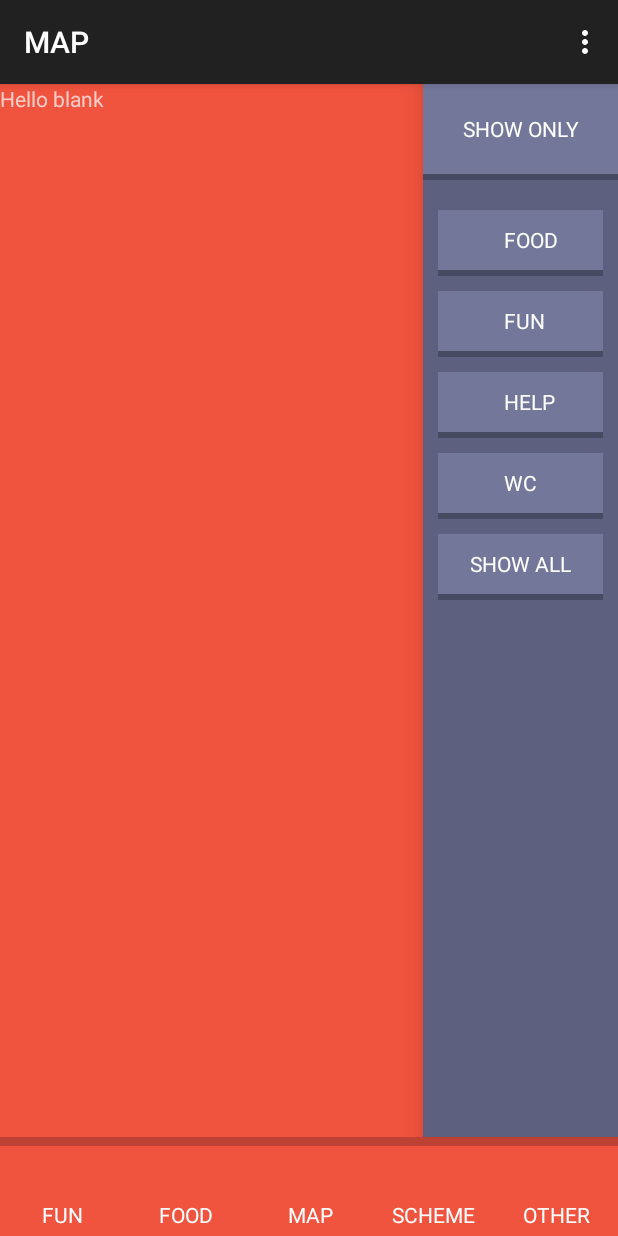
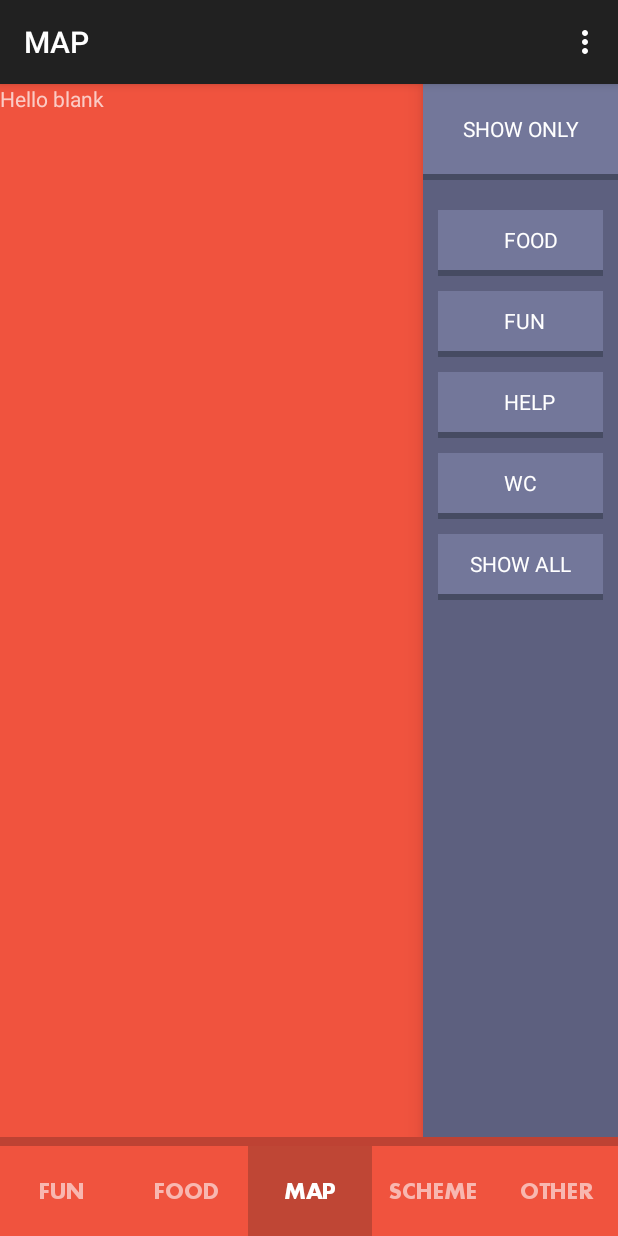
Before and after one commit to tkhduracell/app_lundakarnavalen_2014_extern, an Android app: the screen it shows after launch (ContentActivity), with the side drawer open, on a phone screen of 412 x 824 dp. Run offline under Robolectric (Android 15) with nearby library versions, the phone set to English and light mode, and no system bars; libraries missing offline, so code that uses them is left out: android.support.v7.

Commit message:
Update text in bottom menu

```diff
--- /dev/null
+++ b/futural-extern-android/src/main/java/se/lundakarnevalen/extern/widget/LKTextViewBold.java
@@ -0,0 +1,39 @@
+package se.lundakarnevalen.extern.widget;
+
+import android.content.Context;
+import android.graphics.Typeface;
+import android.util.AttributeSet;
+import android.widget.TextView;
+
+/**
+ * Custom textview with custom font.
+ *
+ */
+public class LKTextViewBold extends TextView {
+    Context context;
+
+    public LKTextViewBold(Context context) {
+        super(context);
+        this.context = context;
+        font();
+
+    }
+
+    public LKTextViewBold(Context context, AttributeSet attrs){
+        super(context, attrs);
+        this.context = context;
+        font();
+    }
+
+    public LKTextViewBold(Context context, AttributeSet attrs, int defStyle){
+        super(context, attrs, defStyle);
+        this.context = context;
+        font();
+    }
+
+    private void font(){
+
+        Typeface tf = Typeface.createFromAsset(context.getAssets(), "fonts/Futura-Bold.ttf");
+        setTypeface(tf);
+    }
+}
--- a/futural-extern-android/src/main/res/layout/activity_content.xml
+++ b/futural-extern-android/src/main/res/layout/activity_content.xml
@@ -25,7 +25,7 @@
             android:background="@color/red"
             >
             <ImageView
-                android:id="@+id/image"
+                android:id="@+id/image1"
                 android:layout_width="20dp"
                 android:layout_height="wrap_content"
                 android:paddingRight="4dp"
@@ -34,15 +34,16 @@
                 android:layout_centerHorizontal="true"
                 android:layout_centerVertical="true"
                 />
-            <TextView
-                android:id="@+id/text"
+
+            <se.lundakarnevalen.extern.widget.LKTextViewBold
+                android:id="@+id/text1"
                 android:layout_width="match_parent"
                 android:layout_height="match_parent"
                 android:layout_below="@id/image"
                 android:paddingBottom="2dp"
                 android:paddingTop="2dp"
                 android:gravity="center"
-                android:textColor="@color/white"
+                android:textColor="@color/white_unselected"
                 android:text="@string/fun"/>
         </RelativeLayout>
         <RelativeLayout
@@ -53,7 +54,7 @@
             android:background="@color/red"
             >
             <ImageView
-                android:id="@+id/image"
+                android:id="@+id/image2"
                 android:layout_width="20dp"
                 android:layout_height="wrap_content"
                 android:paddingRight="4dp"
@@ -62,15 +63,15 @@
                 android:layout_centerHorizontal="true"
                 android:layout_centerVertical="true"
                 />
-            <TextView
-                android:id="@+id/text"
+            <se.lundakarnevalen.extern.widget.LKTextViewBold
+                android:id="@+id/text2"
                 android:layout_width="match_parent"
                 android:layout_height="match_parent"
                 android:layout_below="@id/image"
                 android:paddingBottom="2dp"
                 android:paddingTop="2dp"
                 android:gravity="center"
-                android:textColor="@color/white"
+                android:textColor="@color/white_unselected"
                 android:text="@string/food"/>
         </RelativeLayout>
         <RelativeLayout
@@ -78,10 +79,10 @@
             android:id="@+id/button3"
             android:layout_width="match_parent"
             android:layout_height="match_parent"
-            android:background="@color/red"
+            android:background="@color/bottom_menu_background_selected"
             >
             <ImageView
-                android:id="@+id/image"
+                android:id="@+id/image3"
                 android:layout_width="20dp"
                 android:layout_height="wrap_content"
                 android:paddingRight="4dp"
@@ -90,8 +91,8 @@
                 android:layout_centerHorizontal="true"
                 android:layout_centerVertical="true"
                 />
-            <TextView
-                android:id="@+id/text"
+            <se.lundakarnevalen.extern.widget.LKTextViewBold
+                android:id="@+id/text3"
                 android:layout_width="match_parent"
                 android:layout_height="match_parent"
                 android:layout_below="@id/image"
@@ -109,7 +110,7 @@
             android:background="@color/red"
             >
             <ImageView
-                android:id="@+id/image"
+                android:id="@+id/image4"
                 android:layout_width="20dp"
                 android:layout_height="wrap_content"
                 android:paddingRight="4dp"
@@ -118,15 +119,15 @@
                 android:layout_centerHorizontal="true"
                 android:layout_centerVertical="true"
                 />
-            <TextView
-                android:id="@+id/text"
+            <se.lundakarnevalen.extern.widget.LKTextViewBold
+                android:id="@+id/text4"
                 android:layout_width="match_parent"
                 android:layout_height="match_parent"
                 android:layout_below="@id/image"
                 android:paddingBottom="2dp"
                 android:paddingTop="2dp"
                 android:gravity="center"
-                android:textColor="@color/white"
+                android:textColor="@color/white_unselected"
                 android:text="@string/scheme"/>
         </RelativeLayout>
         <RelativeLayout
@@ -137,7 +138,7 @@
             android:background="@color/red"
             >
             <ImageView
-                android:id="@+id/image"
+                android:id="@+id/image5"
                 android:layout_width="20dp"
                 android:layout_height="wrap_content"
                 android:paddingRight="4dp"
@@ -146,15 +147,15 @@
                 android:layout_centerHorizontal="true"
                 android:layout_centerVertical="true"
                 />
-            <TextView
-                android:id="@+id/text"
+            <se.lundakarnevalen.extern.widget.LKTextViewBold
+                android:id="@+id/text5"
                 android:layout_width="match_parent"
                 android:layout_height="match_parent"
                 android:layout_below="@id/image"
                 android:paddingBottom="2dp"
                 android:paddingTop="2dp"
                 android:gravity="center"
-                android:textColor="@color/white"
+                android:textColor="@color/white_unselected"
                 android:text="@string/other"/>
         </RelativeLayout>
 
@@ -165,8 +166,7 @@
         android:layout_width="match_parent"
         android:layout_height="6dp"
         android:background="@color/bottom_menu_shadow"
-
-    android:layout_above="@id/bottomFrameMenu"
+        android:layout_above="@id/bottomFrameMenu"
         >
 
     </RelativeLayout>
--- a/futural-extern-android/src/main/res/values/colors.xml
+++ b/futural-extern-android/src/main/res/values/colors.xml
@@ -3,6 +3,7 @@
     <color name="blue_purple">#5D617F</color>
     <color name="red">#F0533E</color>
     <color name="white">#FFF</color>
+    <color name="white_unselected">#F8B7B0</color>
     <color name="blue_light">#C1D3EE</color>
     <color name="yellow">#f5d408</color>
     <color name="black">#000</color>
@@ -10,5 +11,7 @@
     <color name="right_menu_button_shadow">#464B62</color>
     <color name="right_menu_background">#5D607F</color>
     <color name="bottom_menu_shadow">#BE4233</color>
+    <color name="bottom_menu_background_selected">#BF4635</color>
+
 
 </resources>
```
Also changed, not shown: futural-extern-android/src/main/assets/fonts/Futura-Bold.ttf (added).
